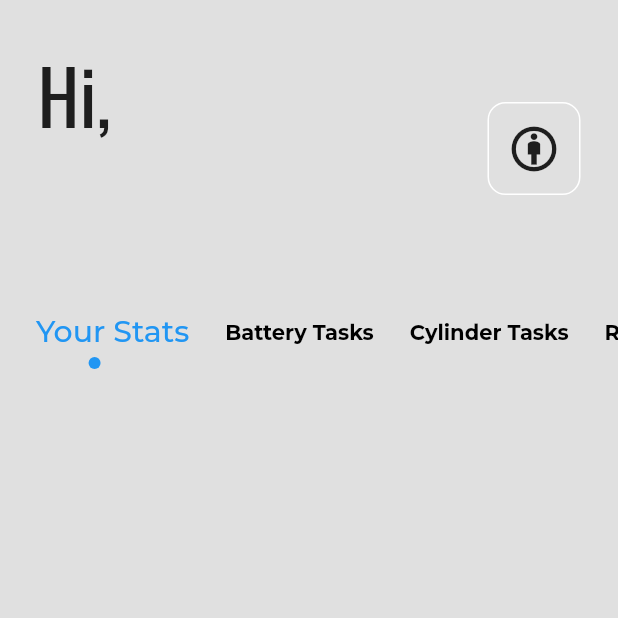
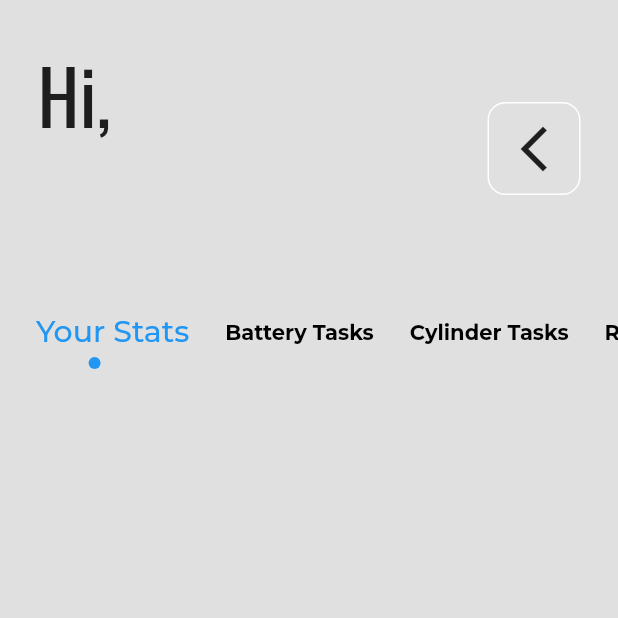
Before and after one commit to L-meck/qcsv, a Flutter app: the DataStats screen opened directly with empty values, on a phone screen of 412 x 824 dp, the top half of it. Run offline on Flutter 3.47's test engine with Material 2 defaults, Android fonts, the light colour scheme and no system bars; our stand-ins replace csv, file_picker, google_fonts; missing offline and left inert: flutter_phone_direct_caller.

Commit message:
bug fix on current data rep

```diff
--- a/lib/data.dart
+++ b/lib/data.dart
@@ -50,7 +50,7 @@ class DataStats extends StatelessWidget {
                     ),
                   ),
                   GestureDetector(
-                    onTap: () {},
+                    onTap: () => Navigator.pop(context),
                     child: Container(
                       padding: const EdgeInsets.all(12),
                       decoration: BoxDecoration(
@@ -59,7 +59,8 @@ class DataStats extends StatelessWidget {
                         color: Colors.grey.shade300,
                       ),
                       child: const Icon(
-                        Icons.attribution,
+                        Icons.arrow_back_ios_new,
+                        // Icons.bar_chart_outlined,
                         size: 36,
                       ),
                     ),
```
